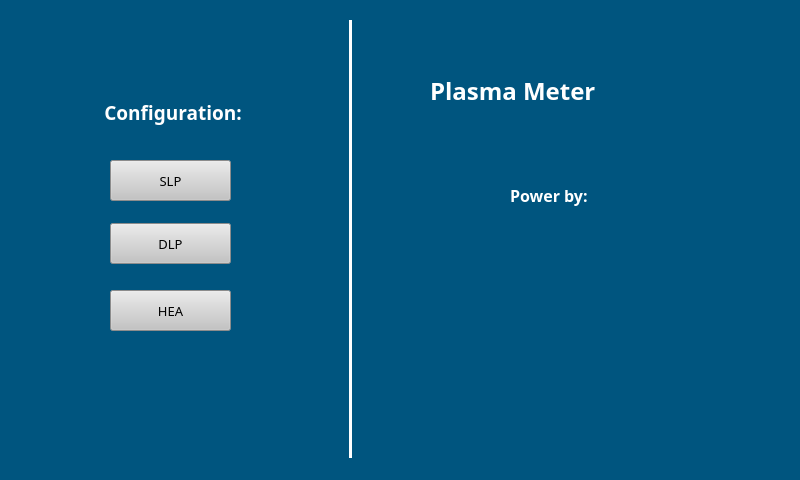
The window that MenuScreen.ui (RamonMercado/PyQT) describes before a commit, drawn with Qt 5.
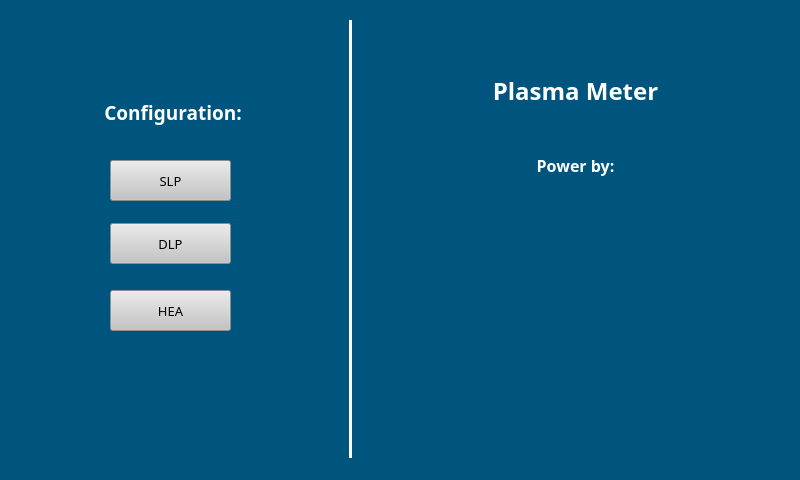
The same window after the commit. Icons and pictures are not drawn.

```diff
--- a/MenuScreen.ui
+++ b/MenuScreen.ui
@@ -100,8 +100,8 @@
    <widget class="QLabel" name="Logo_Label">
     <property name="geometry">
      <rect>
-      <x>390</x>
-      <y>170</y>
+      <x>410</x>
+      <y>160</y>
       <width>321</width>
       <height>301</height>
      </rect>
@@ -576,9 +576,9 @@
    <widget class="QLabel" name="label_3">
     <property name="geometry">
      <rect>
-      <x>510</x>
-      <y>180</y>
-      <width>121</width>
+      <x>350</x>
+      <y>150</y>
+      <width>451</width>
       <height>31</height>
      </rect>
     </property>
@@ -597,13 +597,16 @@
     <property name="text">
      <string>Power by:</string>
     </property>
+    <property name="alignment">
+     <set>Qt::AlignCenter</set>
+    </property>
    </widget>
    <widget class="QLabel" name="PlasmaMeter_Label">
     <property name="geometry">
      <rect>
-      <x>430</x>
+      <x>350</x>
       <y>60</y>
-      <width>261</width>
+      <width>451</width>
       <height>61</height>
      </rect>
     </property>
@@ -621,6 +624,9 @@
     <property name="text">
      <string>Plasma Meter</string>
     </property>
+    <property name="alignment">
+     <set>Qt::AlignCenter</set>
+    </property>
    </widget>
    <zorder>SLP_Btn</zorder>
    <zorder>DLP_Btn</zorder>
```
